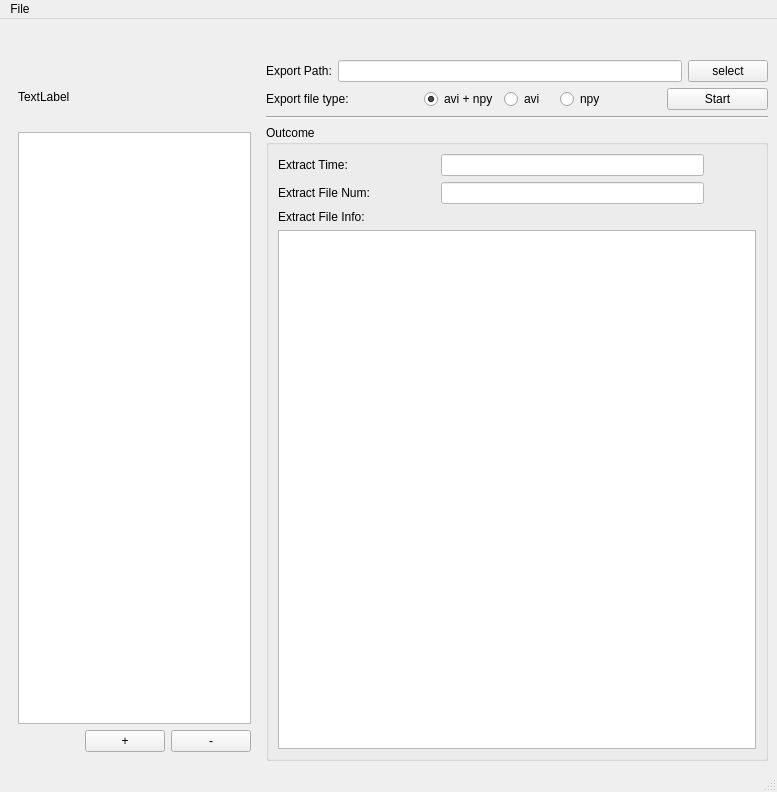
First picture: the form in util/ui/EC_dicom2avi.ui, repository chi-chun-1999/EC_dicom2avi, before the edit.
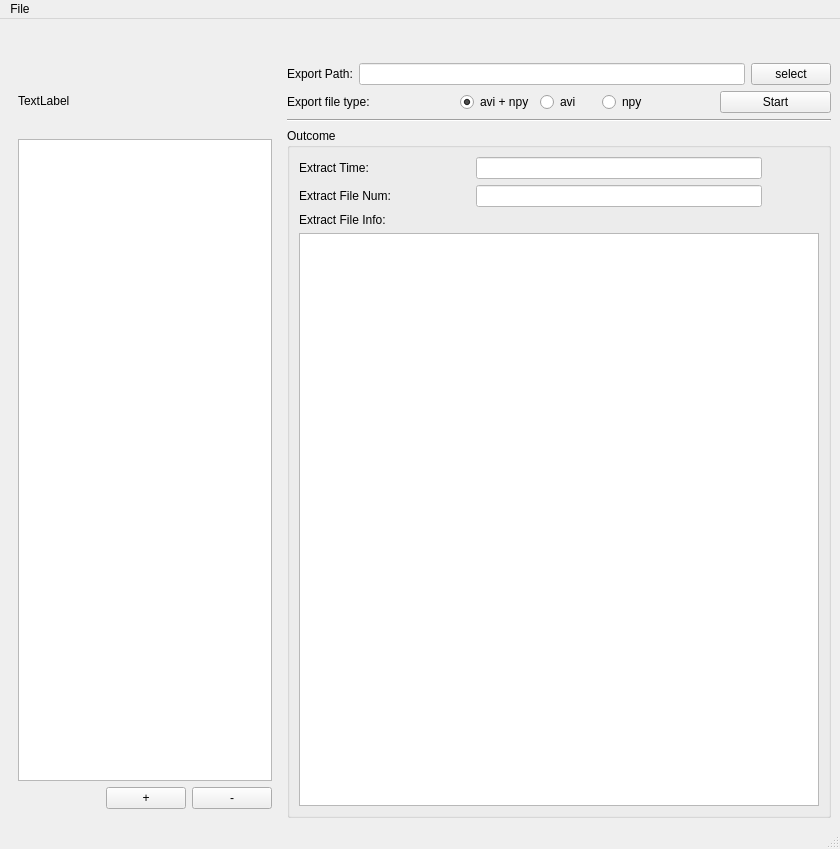
Second picture: the form after the edit.

Commit message: finish base function

The edit to the form file:
```diff
--- a/util/ui/EC_dicom2avi.ui
+++ b/util/ui/EC_dicom2avi.ui
@@ -6,8 +6,8 @@
    <rect>
     <x>0</x>
     <y>0</y>
-    <width>777</width>
-    <height>792</height>
+    <width>840</width>
+    <height>849</height>
    </rect>
   </property>
   <property name="windowTitle">
@@ -329,8 +329,8 @@
     <rect>
      <x>0</x>
      <y>0</y>
-     <width>777</width>
-     <height>24</height>
+     <width>840</width>
+     <height>37</height>
     </rect>
    </property>
    <widget class="QMenu" name="menufile_file">
```
Left out of the diff: 4 changed lines with no effect on the pictures. The commit also changes 2 other files.
